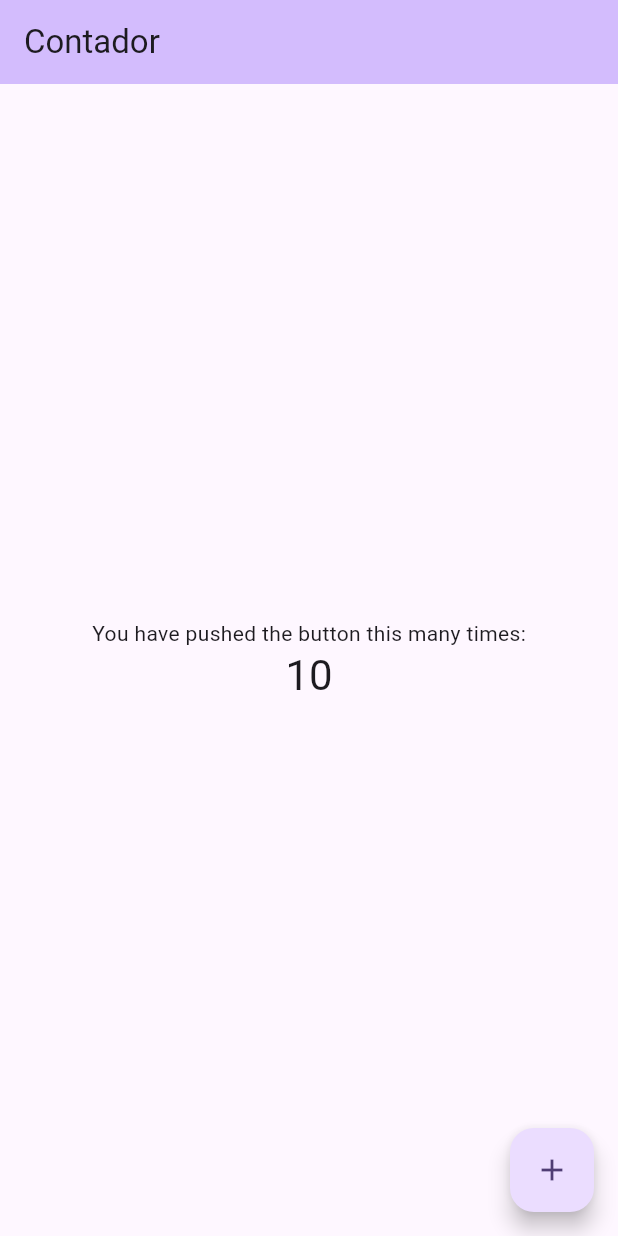
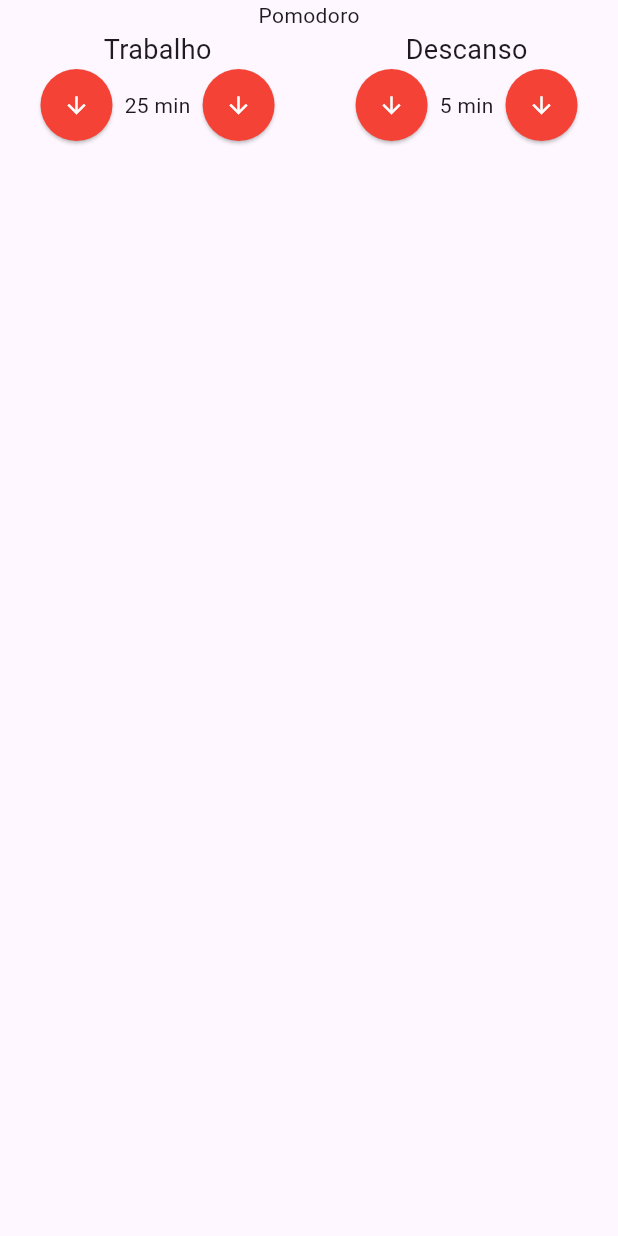
Before and after one commit to alexandre-silvaa/pomodoro, a Flutter app: the screen it shows after launch, on a phone screen of 412 x 824 dp. Run offline on Flutter 3.47's test engine with Material 3 defaults, Android fonts, the phone set to English and light mode, and no system bars; our stand-ins replace mobx; generated files the repository leaves out were written again.

Commit message:
feat: time entry component

```diff
--- /dev/null
+++ b/lib/components/TimeEntry.dart
@@ -0,0 +1,41 @@
+import 'package:flutter/material.dart';
+
+class TimeEntry extends StatelessWidget {
+  final String title;
+  final int value;
+
+  const TimeEntry({super.key, required this.title, required this.value});
+
+  @override
+  Widget build(BuildContext context) {
+    return Column(
+      children: [
+        Text(
+          title,
+          style: TextStyle(fontSize: 18),
+        ),
+        Row(
+          children: [
+            ElevatedButton(
+              onPressed: () {},
+              child: const Icon(Icons.arrow_downward, color: Colors.white),
+              style: ElevatedButton.styleFrom(
+                  shape: CircleBorder(),
+                  padding: EdgeInsets.all(15),
+                  backgroundColor: Colors.red),
+            ),
+            Text('$value min'),
+            ElevatedButton(
+              onPressed: () {},
+              child: const Icon(Icons.arrow_downward, color: Colors.white),
+              style: ElevatedButton.styleFrom(
+                  shape: CircleBorder(),
+                  padding: EdgeInsets.all(15),
+                  backgroundColor: Colors.red),
+            ),
+          ],
+        ),
+      ],
+    );
+  }
+}
--- a/lib/main.dart
+++ b/lib/main.dart
@@ -1,6 +1,5 @@
 import 'package:flutter/material.dart';
-import 'package:pomodoro/store/counter.store.dart';
-import 'package:flutter_mobx/flutter_mobx.dart';
+import 'package:pomodoro/pages/Pomodoro.dart';
 
 void main() {
   runApp(const MyApp());
@@ -12,49 +11,12 @@ class MyApp extends StatelessWidget {
   @override
   Widget build(BuildContext context) {
     return MaterialApp(
-      title: 'Flutter Demo',
+      title: 'Pomodoro App',
       theme: ThemeData(
         colorScheme: ColorScheme.fromSeed(seedColor: Colors.deepPurple),
         useMaterial3: true,
       ),
-      home: const HomePage(),
+      home: const Pomodoro(),
     );
   }
 }
-
-final counter = CounterStore();
-
-class HomePage extends StatelessWidget {
-  const HomePage({super.key});
-
-  @override
-  Widget build(BuildContext context) {
-    return Scaffold(
-      appBar: AppBar(
-        backgroundColor: Theme.of(context).colorScheme.inversePrimary,
-        title: const Text('Contador'),
-      ),
-      body: Center(
-        child: Column(
-          mainAxisAlignment: MainAxisAlignment.center,
-          children: <Widget>[
-            const Text(
-              'You have pushed the button this many times:',
-            ),
-            Observer(
-              builder: (_) => Text(
-                '${counter.counter}',
-                style: Theme.of(context).textTheme.headlineMedium,
-              ),
-            )
-          ],
-        ),
-      ),
-      floatingActionButton: FloatingActionButton(
-        onPressed: counter.increment,
-        tooltip: 'Increment',
-        child: const Icon(Icons.add),
-      ),
-    );
-  }
-}
--- /dev/null
+++ b/lib/pages/Pomodoro.dart
@@ -0,0 +1,24 @@
+import 'package:flutter/material.dart';
+import 'package:pomodoro/components/TimeEntry.dart';
+
+class Pomodoro extends StatelessWidget {
+  const Pomodoro({super.key});
+
+  @override
+  Widget build(BuildContext context) {
+    return const Scaffold(
+      body: Column(
+        children: [
+          Text('Pomodoro'),
+          Row(
+            mainAxisAlignment: MainAxisAlignment.spaceAround,
+            children: [
+              TimeEntry(title: 'Trabalho', value: 25),
+              TimeEntry(title: 'Descanso', value: 5)
+            ],
+          )
+        ],
+      ),
+    );
+  }
+}
```
